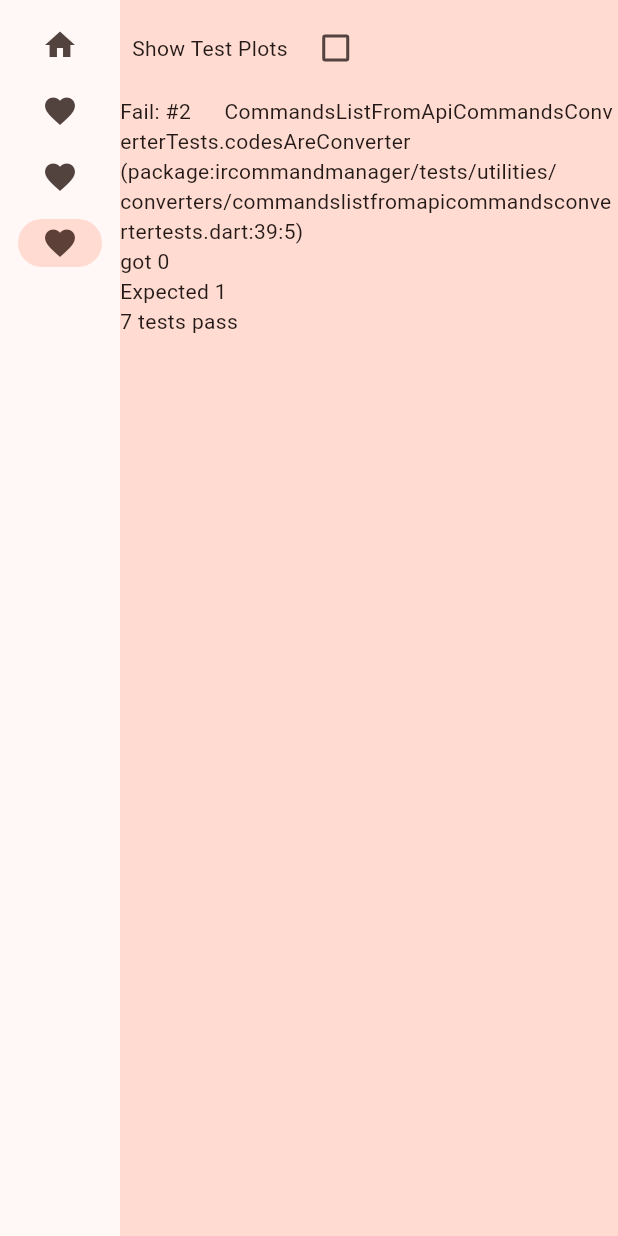
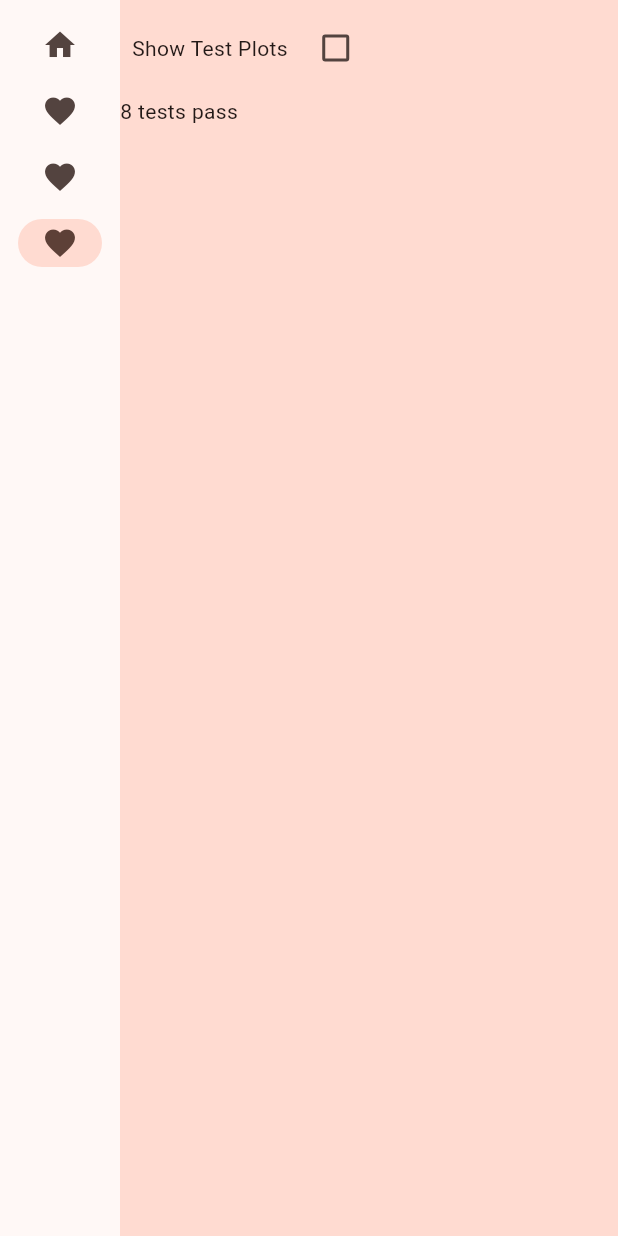
Before and after one commit to davidsykes/ircommandmanager, a Flutter app: the screen it shows after launch, on a phone screen of 412 x 824 dp. Run offline on Flutter 3.47's test engine with Material 2 defaults, Android fonts, the phone set to English and light mode, and no system bars.

Commit message:
Loading commands from the server

```diff
--- a/lib/dataobjects/ircommand.dart
+++ b/lib/dataobjects/ircommand.dart
@@ -4,5 +4,7 @@ class IrCommand {
   final String name;
   late List<TracePoint> points;
 
-  IrCommand(this.name);
+  IrCommand(this.name) {
+    points = List.empty(growable: true);
+  }
 }
--- a/lib/tests/utilities/converters/commandslistfromapicommandsconvertertests.dart
+++ b/lib/tests/utilities/converters/commandslistfromapicommandsconvertertests.dart
@@ -37,7 +37,7 @@ class CommandsListFromApiCommandsConverterTests extends TestModule {
     var codes = CommandsListFromApiCommandsConverter.convert(data);
 
     assertEqual(codes.length, 1);
-    assertEqual(codes[0].name, 1);
+    assertEqual(codes[0].name, "3_3times");
     assertEqual(codes[0].points.length, 3);
     assertEqual(codes[0].points[0].time, 0);
     assertEqual(codes[0].points[0].value, 0);
--- a/lib/utilities/converters/commandslistfromapicommandsconverter.dart
+++ b/lib/utilities/converters/commandslistfromapicommandsconverter.dart
@@ -1,7 +1,26 @@
 import 'package:ircommandmanager/dataobjects/ircommand.dart';
+import '../../dataobjects/traces/tracepoint.dart';
 
 class CommandsListFromApiCommandsConverter {
   static List<IrCommand> convert(codes) {
-    return List<IrCommand>.empty();
+    for (var code in codes) {
+      _makeIrCommand(code);
+    }
+
+    var cmds1 = codes.map((c) => _makeIrCommand(c));
+    var cmds2 = cmds1.toList().cast<IrCommand>();
+
+    return cmds2;
+  }
+
+  static IrCommand _makeIrCommand(c) {
+    IrCommand cmd = IrCommand(c['code']);
+
+    var points = c['waveform'];
+    var points1 = points.map((p) => TracePoint(time: p['t'], value: p['v']));
+    List<TracePoint> points2 = points1.toList().cast<TracePoint>();
+    cmd.points = points2;
+
+    return cmd;
   }
 }
```
